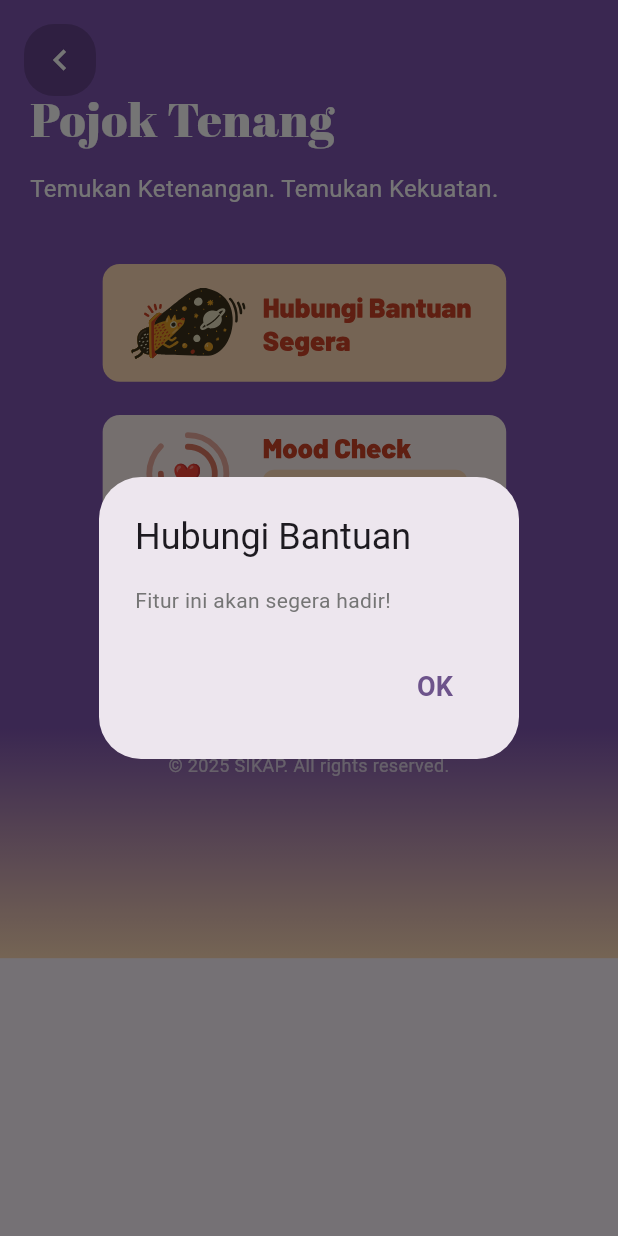
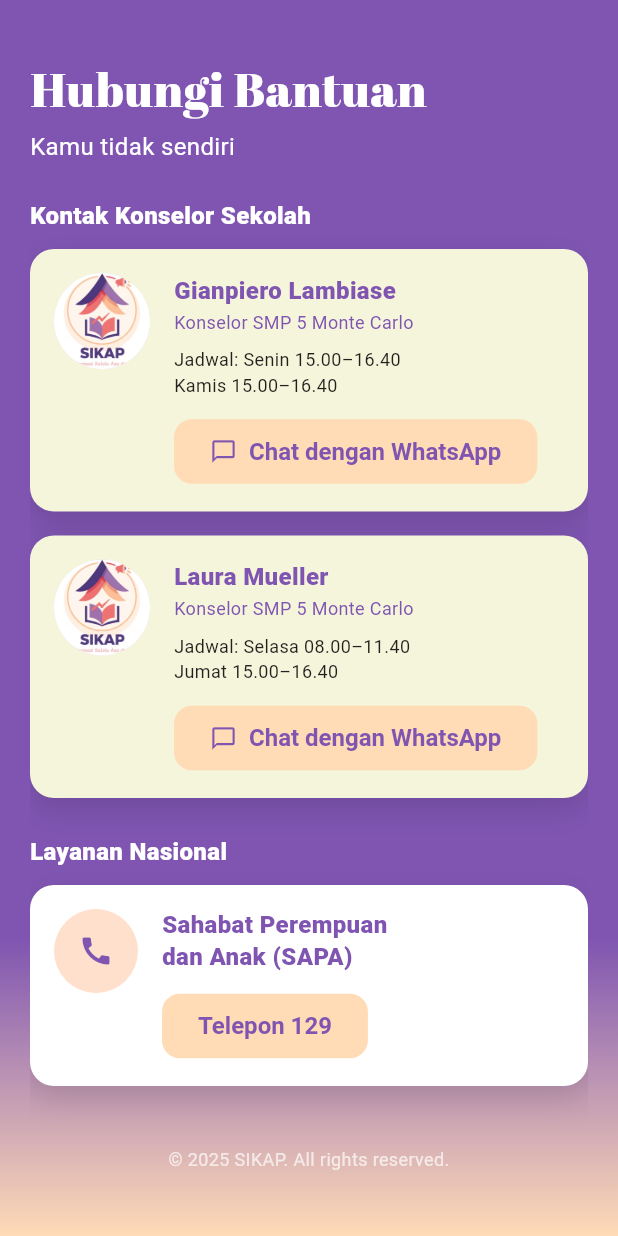
Before and after one commit to MBD-LIDM/SIKAP-frontend, a Flutter app: the PojokTenangPage screen opened directly, after a tap on an icon or button, on a phone screen of 412 x 824 dp. Run offline on Flutter 3.47's test engine with Material 3 defaults, Android fonts, the phone set to English and light mode, and no system bars; our stand-ins replace flutter_svg, google_fonts; project files that could hold a hidden picture were left out.

Commit message:
Added hubungin bantuan hotline dummy page and routing

```diff
--- /dev/null
+++ b/lib/features/wellbeing_resources/presentation/pages/hubungi_bantuan_page.dart
@@ -0,0 +1,255 @@
+import 'package:flutter/material.dart';
+import '../../../../core/theme/app_theme.dart';
+
+class HubungiBantuanPage extends StatelessWidget {
+  const HubungiBantuanPage({super.key});
+
+  void _showComingSoon(BuildContext context) {
+    showDialog(
+      context: context,
+      builder: (context) => AlertDialog(
+        title: const Text('Segera Hadir'),
+        content: const Text('Fitur ini akan segera hadir!'),
+        actions: [
+          TextButton(
+            onPressed: () => Navigator.of(context).pop(),
+            child: const Text('OK'),
+          ),
+        ],
+      ),
+    );
+  }
+
+  @override
+  Widget build(BuildContext context) {
+    return Scaffold(
+      body: Container(
+        decoration: const BoxDecoration(
+          gradient: LinearGradient(
+            begin: Alignment.topCenter,
+            end: Alignment.bottomCenter,
+            colors: [Color(0xFF7F55B1), Color(0xFFFFDBB6)],
+            stops: [0.76, 1.0],
+          ),
+        ),
+        child: SafeArea(
+          child: Padding(
+            padding: const EdgeInsets.symmetric(horizontal: 20.0),
+            child: SingleChildScrollView(
+              child: Column(
+                crossAxisAlignment: CrossAxisAlignment.start,
+                children: [
+                  const SizedBox(height: 40),
+                  // Title
+                  Text('Hubungi Bantuan', style: AppTheme.headingLarge),
+                  const SizedBox(height: 8),
+                  Text('Kamu tidak sendiri', style: AppTheme.bodyLarge),
+                  const SizedBox(height: 24),
+
+                  const _SectionTitle('Kontak Konselor Sekolah'),
+                  const SizedBox(height: 12),
+
+                  _CounselorCard(
+                    name: 'Gianpiero Lambiase',
+                    role: 'Konselor SMP 5 Monte Carlo',
+                    schedule: 'Jadwal: Senin 15.00–16.40\nKamis 15.00–16.40',
+                    avatarAsset: 'assets/icons/sikap_icon.jpg',
+                    onChatTap: () => _showComingSoon(context),
+                  ),
+                  const SizedBox(height: 16),
+                  _CounselorCard(
+                    name: 'Laura Mueller',
+                    role: 'Konselor SMP 5 Monte Carlo',
+                    schedule: 'Jadwal: Selasa 08.00–11.40\nJumat 15.00–16.40',
+                    avatarAsset: 'assets/icons/sikap_icon.jpg',
+                    onChatTap: () => _showComingSoon(context),
+                  ),
+
+                  const SizedBox(height: 24),
+                  const _SectionTitle('Layanan Nasional'),
+                  const SizedBox(height: 12),
+
+                  _NationalServiceCard(
+                    title: 'Sahabat Perempuan\ndan Anak (SAPA)',
+                    onCallTap: () => _showComingSoon(context),
+                  ),
+
+                  const SizedBox(height: 40),
+                  const Padding(
+                    padding: EdgeInsets.only(bottom: 20),
+                    child: Center(
+                      child: Text(
+                        '© 2025 SIKAP. All rights reserved.',
+                        textAlign: TextAlign.center,
+                        style: TextStyle(fontSize: 12, color: Colors.white70),
+                      ),
+                    ),
+                  ),
+                  const SizedBox(height: 100),
+                ],
+              ),
+            ),
+          ),
+        ),
+      ),
+    );
+  }
+}
+
+class _SectionTitle extends StatelessWidget {
+  const _SectionTitle(this.text);
+  final String text;
+
+  @override
+  Widget build(BuildContext context) {
+    return Text(
+      text,
+      style: const TextStyle(
+        fontSize: 16,
+        fontWeight: FontWeight.w800,
+        color: Colors.white,
+      ),
+    );
+  }
+}
+
+class _CounselorCard extends StatelessWidget {
+  const _CounselorCard({
+    required this.name,
+    required this.role,
+    required this.schedule,
+    required this.avatarAsset,
+    required this.onChatTap,
+  });
+
+  final String name;
+  final String role;
+  final String schedule;
+  final String avatarAsset;
+  final VoidCallback onChatTap;
+
+  @override
+  Widget build(BuildContext context) {
+    return Container(
+      decoration: BoxDecoration(
+        color: const Color(0xFFF5F5DC),
+        borderRadius: BorderRadius.circular(16),
+        boxShadow: [
+          BoxShadow(
+            color: Colors.black.withValues(alpha: 0.12),
+            blurRadius: 18,
+            offset: const Offset(0, 8),
+          ),
+        ],
+      ),
+      padding: const EdgeInsets.all(16),
+      child: Row(
+        crossAxisAlignment: CrossAxisAlignment.start,
+        children: [
+          CircleAvatar(radius: 32, backgroundImage: AssetImage(avatarAsset)),
+          const SizedBox(width: 16),
+          Expanded(
+            child: Column(
+              crossAxisAlignment: CrossAxisAlignment.start,
+              children: [
+                Text(
+                  name,
+                  style: const TextStyle(
+                    fontSize: 16,
+                    fontWeight: FontWeight.w800,
+                    color: Color(0xFF7F55B1),
+                  ),
+                ),
+                const SizedBox(height: 2),
+                Text(
+                  role,
+                  style: const TextStyle(fontSize: 12, color: Color(0xFF7F55B1)),
+                ),
+                const SizedBox(height: 8),
+                Text(
+                  schedule,
+                  style: const TextStyle(fontSize: 12, color: Colors.black87, height: 1.4),
+                ),
+                const SizedBox(height: 12),
+                Align(
+                  alignment: Alignment.centerLeft,
+                  child: ElevatedButton.icon(
+                    onPressed: onChatTap,
+                    icon: const Icon(Icons.chat_bubble_outline, size: 18),
+                    label: const Text('Chat dengan WhatsApp'),
+                    style: ElevatedButton.styleFrom(
+                      backgroundColor: const Color(0xFFFFDBB6),
+                      foregroundColor: const Color(0xFF7F55B1),
+                      elevation: 0,
+                    ),
+                  ),
+                ),
+              ],
+            ),
+          ),
+        ],
+      ),
+    );
+  }
+}
+
+class _NationalServiceCard extends StatelessWidget {
+  const _NationalServiceCard({required this.title, required this.onCallTap});
+  final String title;
+  final VoidCallback onCallTap;
+
+  @override
+  Widget build(BuildContext context) {
+    return Container(
+      decoration: BoxDecoration(
+        color: Colors.white,
+        borderRadius: BorderRadius.circular(16),
+        boxShadow: [
+          BoxShadow(
+            color: Colors.black.withValues(alpha: 0.12),
+            blurRadius: 18,
+            offset: const Offset(0, 8),
+          ),
+        ],
+      ),
+      padding: const EdgeInsets.all(16),
+      child: Row(
+        crossAxisAlignment: CrossAxisAlignment.start,
+        children: [
+          const CircleAvatar(
+            radius: 28,
+            backgroundColor: Color(0xFFFFE0CC),
+            child: Icon(Icons.call, color: Color(0xFF7F55B1)),
+          ),
+          const SizedBox(width: 16),
+          Expanded(
+            child: Column(
+              crossAxisAlignment: CrossAxisAlignment.start,
+              children: [
+                Text(
+                  title,
+                  style: const TextStyle(
+                    fontSize: 16,
+                    fontWeight: FontWeight.w800,
+                    color: Color(0xFF7F55B1),
+                    height: 1.3,
+                  ),
+                ),
+                const SizedBox(height: 12),
+                ElevatedButton(
+                  onPressed: onCallTap,
+                  style: ElevatedButton.styleFrom(
+                    backgroundColor: const Color(0xFFFFDBB6),
+                    foregroundColor: const Color(0xFF7F55B1),
+                    elevation: 0,
+                  ),
+                  child: const Text('Telepon 129'),
+                ),
+              ],
+            ),
+          ),
+        ],
+      ),
+    );
+  }
+}
--- a/lib/features/wellbeing_resources/presentation/pages/pojok_tenang_page.dart
+++ b/lib/features/wellbeing_resources/presentation/pages/pojok_tenang_page.dart
@@ -1,5 +1,6 @@
 import 'package:flutter/material.dart';
 import 'artikel_info_page.dart';
+import 'hubungi_bantuan_page.dart';
 import 'package:flutter_svg/flutter_svg.dart';
 import 'package:sikap/features/mood_check/presentation/pages/mood_check_page.dart';
 import '../../../../core/theme/app_theme.dart';
@@ -55,7 +56,12 @@ class _PojokTenangPageState extends State<PojokTenangPage> {
                       // Hubungi Bantuan Button - Full SVG
                       GestureDetector(
                         onTap: () {
-                          _showComingSoonDialog('Hubungi Bantuan');
+                          Navigator.push(
+                            context,
+                            MaterialPageRoute(
+                              builder: (context) => const HubungiBantuanPage(),
+                            ),
+                          );
                         },
                         child: SizedBox(
                           width: double.infinity,
@@ -170,24 +176,4 @@ class _PojokTenangPageState extends State<PojokTenangPage> {
       ),
     );
   }
-
-  void _showComingSoonDialog(String feature) {
-    showDialog(
-      context: context,
-      builder: (BuildContext context) {
-        return AlertDialog(
-          title: Text(feature),
-          content: const Text('Fitur ini akan segera hadir!'),
-          actions: [
-            TextButton(
-              onPressed: () {
-                Navigator.of(context).pop();
-              },
-              child: const Text('OK'),
-            ),
-          ],
-        );
-      },
-    );
-  }
 }
```
